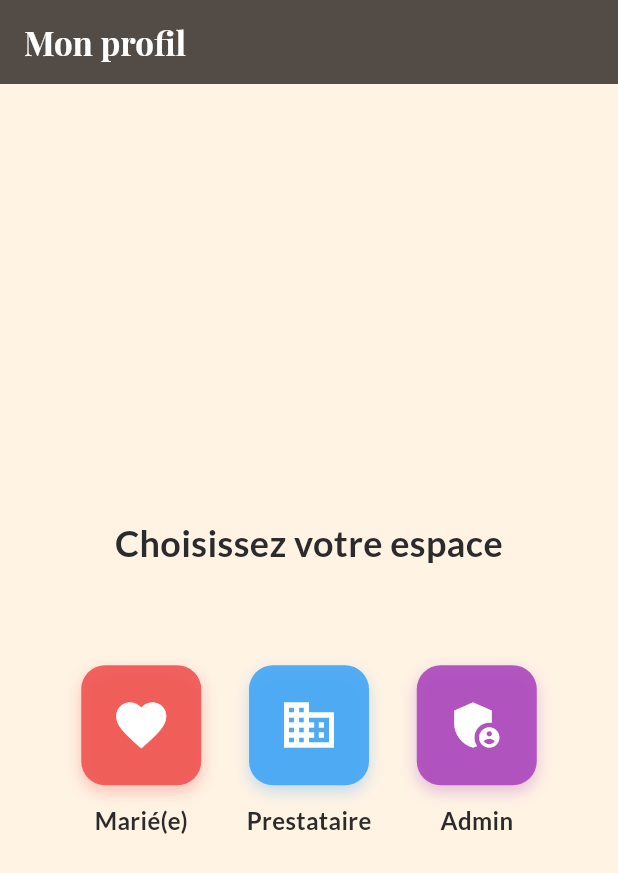
After one commit to Nicocoooooo/Mariable, a Flutter app: the screen it shows after launch, after a tap on "Profil", on a phone screen of 412 x 824 dp. The commit adds this screen. Shown: the top 873 px of the screen. Run offline on Flutter 3.47's test engine with Material 3 defaults, Android fonts, the phone set to English and light mode, and no system bars; our stand-ins replace cached_network_image, equatable, fl_chart, go_router, google_fonts, image_picker and 2 more; accounts and stored records are empty; network calls fail.

Commit message:
feat : Ajout du menu profil pour regrouper toutes les connexions possibles.

```diff
--- a/lib/Home/HomeScreen.dart
+++ b/lib/Home/HomeScreen.dart
@@ -4,8 +4,7 @@ import '../Filtre/prestataires_filter_screen.dart';
 import '../Filtre/data/models/presta_type_model.dart';
 import '../Filtre/PrestatairesListScreen.dart';
 import '../services/region_service.dart';
-import '../Widgets/lieu_selector_dialog.dart';
-import '../tests/test_button_overlay.dart';
+import '../routes_partner_admin.dart';
 
 class HomePage extends StatefulWidget {
   const HomePage({Key? key}) : super(key: key);
@@ -212,7 +211,6 @@ class _HomePageState extends State<HomePage> {
               ],
             ),
           ),
-          const TestButtonOverlay(),
         ],
       ),
       bottomNavigationBar: _buildBottomNavigationBar(grisTexte, accentColor),
@@ -498,7 +496,12 @@ class _HomePageState extends State<HomePage> {
           _buildNavItem(Icons.favorite_border, 'Favoris', grisTexte),
           _buildNavItem(Icons.home, 'Accueil', accentColor, isSelected: true),
           _buildNavItem(Icons.shopping_bag_outlined, 'Bouquet', grisTexte),
-          _buildNavItem(Icons.person_outline, 'Profil', grisTexte),
+          _buildNavItem(
+            Icons.person_outline,
+            'Profil',
+            grisTexte,
+            onTap: () => context.go(PartnerAdminRoutes.profileSelector),
+          ),
         ],
       ),
     );
@@ -506,8 +509,10 @@ class _HomePageState extends State<HomePage> {
 
   // Élément de la barre de navigation
   Widget _buildNavItem(IconData icon, String label, Color color,
-      {bool isSelected = false}) {
-    return Column(
+      {bool isSelected = false, VoidCallback? onTap}) {
+    return GestureDetector(
+      onTap: onTap,
+      child: Column(
         mainAxisAlignment: MainAxisAlignment.center,
         children: [
           Icon(
@@ -525,6 +530,7 @@ class _HomePageState extends State<HomePage> {
             ),
           ),
         ],
+      ),
     );
   }
 }
--- /dev/null
+++ b/lib/Profile/profile_selector_screen.dart
@@ -0,0 +1,167 @@
+import 'package:flutter/material.dart';
+import 'package:go_router/go_router.dart';
+import '../routes_partner_admin.dart';
+
+class ProfileSelectorScreen extends StatelessWidget {
+  const ProfileSelectorScreen({Key? key}) : super(key: key);
+
+  @override
+  Widget build(BuildContext context) {
+    // Couleurs selon la direction artistique
+    const Color accentColor = Color(0xFF524B46);
+    const Color backgroundColor = Color(0xFFFFF3E4);
+    const Color textColor = Color(0xFF2B2B2B);
+
+    return Scaffold(
+      appBar: AppBar(
+        title: const Text('Mon profil'),
+        backgroundColor: accentColor,
+        foregroundColor: Colors.white,
+      ),
+      body: Container(
+        decoration: const BoxDecoration(
+          color: backgroundColor,
+        ),
+        child: Column(
+          mainAxisAlignment: MainAxisAlignment.center,
+          children: [
+            const Padding(
+              padding: EdgeInsets.all(24.0),
+              child: Text(
+                'Choisissez votre espace',
+                style: TextStyle(
+                  fontSize: 24,
+                  fontWeight: FontWeight.bold,
+                  color: textColor,
+                ),
+                textAlign: TextAlign.center,
+              ),
+            ),
+            const SizedBox(height: 40),
+
+            // Grille de sélection de profil
+            Padding(
+              padding: const EdgeInsets.symmetric(horizontal: 24.0),
+              child: Row(
+                mainAxisAlignment: MainAxisAlignment.spaceEvenly,
+                children: [
+                  // Option Marié(e)
+                  _buildProfileOption(
+                    context: context,
+                    title: 'Marié(e)',
+                    icon: Icons.favorite,
+                    color: Colors.red.shade400,
+                    onTap: () {
+                      // Page non implémentée pour les mariés
+                      Navigator.push(
+                        context,
+                        MaterialPageRoute(
+                          builder: (context) =>
+                              const PlaceholderUserLoginScreen(),
+                        ),
+                      );
+                    },
+                  ),
+
+                  // Option Prestataire
+                  _buildProfileOption(
+                    context: context,
+                    title: 'Prestataire',
+                    icon: Icons.business,
+                    color: Colors.blue.shade400,
+                    onTap: () {
+                      context.go(PartnerAdminRoutes.partnerLogin);
+                    },
+                  ),
+
+                  // Option Administrateur
+                  _buildProfileOption(
+                    context: context,
+                    title: 'Admin',
+                    icon: Icons.admin_panel_settings,
+                    color: Colors.purple.shade400,
+                    onTap: () {
+                      context.go(PartnerAdminRoutes.adminLogin);
+                    },
+                  ),
+                ],
+              ),
+            ),
+          ],
+        ),
+      ),
+    );
+  }
+
+  Widget _buildProfileOption({
+    required BuildContext context,
+    required String title,
+    required IconData icon,
+    required Color color,
+    required VoidCallback onTap,
+  }) {
+    return InkWell(
+      onTap: onTap,
+      borderRadius: BorderRadius.circular(16),
+      child: Column(
+        mainAxisSize: MainAxisSize.min,
+        children: [
+          Container(
+            width: 80,
+            height: 80,
+            decoration: BoxDecoration(
+              color: color.withOpacity(0.9),
+              borderRadius: BorderRadius.circular(16),
+              boxShadow: [
+                BoxShadow(
+                  color: color.withOpacity(0.3),
+                  blurRadius: 8,
+                  offset: const Offset(0, 4),
+                ),
+              ],
+            ),
+            child: Icon(
+              icon,
+              size: 40,
+              color: Colors.white,
+            ),
+          ),
+          const SizedBox(height: 12),
+          Text(
+            title,
+            style: const TextStyle(
+              fontSize: 16,
+              fontWeight: FontWeight.bold,
+              color: Color(0xFF2B2B2B),
+            ),
+          ),
+        ],
+      ),
+    );
+  }
+}
+
+// Page d'espace utilisateur non implémentée
+class PlaceholderUserLoginScreen extends StatelessWidget {
+  const PlaceholderUserLoginScreen({Key? key}) : super(key: key);
+
+  @override
+  Widget build(BuildContext context) {
+    return Scaffold(
+      appBar: AppBar(
+        title: const Text('Espace Utilisateur'),
+        backgroundColor: const Color(0xFF524B46),
+        foregroundColor: Colors.white,
+      ),
+      body: const Center(
+        child: Text(
+          'Futur page_login_utilisateur',
+          style: TextStyle(
+            fontSize: 20,
+            color: Color(0xFF2B2B2B),
+          ),
+        ),
+      ),
+    );
+  }
+}
--- a/lib/routes_partner_admin.dart
+++ b/lib/routes_partner_admin.dart
@@ -24,6 +24,7 @@ import 'Admin/screens/admin_reports_screen.dart';
 import 'Admin/screens/admin_user_analytics_screen.dart';
 import 'Admin/screens/admin_partner_analytics_screen.dart';
 import 'Admin/screens/admin_reservation_analytics_screen.dart';
+import 'Profile/profile_selector_screen.dart';
 
 class PartnerAdminRoutes {
   // Routes pour les partenaires
@@ -57,6 +58,8 @@ class PartnerAdminRoutes {
   static const String adminReservationAnalytics =
       '/admin/analytics/reservations';
 
+  static const String profileSelector = '/profile-selector';
+
   // Route de test
   static const String testPage = '/test';
 
@@ -75,6 +78,12 @@ class PartnerAdminRoutes {
       path: partnerLogin,
       builder: (BuildContext context, GoRouterState state) {
         return const PartnerLoginScreen();
+      },
+    ),
+    GoRoute(
+      path: profileSelector,
+      builder: (BuildContext context, GoRouterState state) {
+        return const ProfileSelectorScreen();
       },
     ),
     GoRoute(
```
Lines whose indentation alone changed are shown as unchanged.
